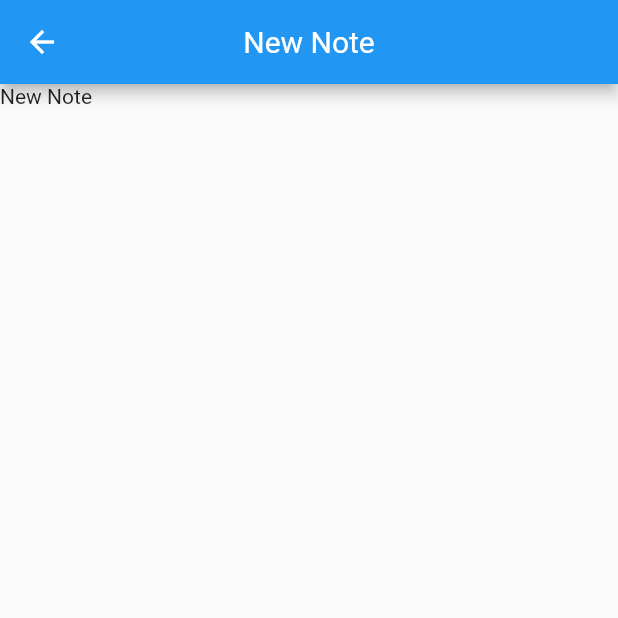
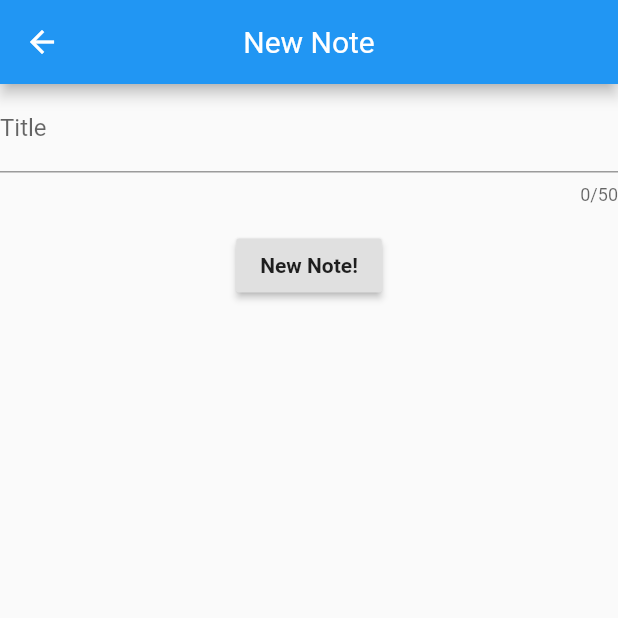
Before and after one commit to rish-0-0/notefy-flutter, a Flutter app: the screen it shows after launch, after a tap on the "add" icon, on a phone screen of 412 x 824 dp, the top half of it. Run offline on Flutter 3.47's test engine with Material 2 defaults, Android fonts, the phone set to English and light mode, and no system bars.

Commit message:
added a form in flutter  On branch master 	modified:   lib/main.dart 	modified:   lib/screens/new_note.dart

```diff
--- a/lib/main.dart
+++ b/lib/main.dart
@@ -86,7 +86,7 @@ class _MyHomePageState extends State<MyHomePage> {
         },
         tooltip: 'Increment',
         child: Icon(Icons.add),
-        backgroundColor: Colors.black,
+        backgroundColor: Colors.blue,
       ), // This trailing comma makes auto-formatting nicer for build methods.
     );
   }
--- a/lib/screens/new_note.dart
+++ b/lib/screens/new_note.dart
@@ -1,11 +1,6 @@
 import 'package:flutter/material.dart';
 
-class NewNote extends StatefulWidget {
-  @override
-  _NewNoteState createState() => _NewNoteState();
-}
-
-class _NewNoteState extends State<NewNote> {
+class NewNote extends StatelessWidget {
   @override
   Widget build(BuildContext context) {
     return Scaffold(
@@ -17,8 +12,50 @@ class _NewNoteState extends State<NewNote> {
         centerTitle: true,
       ),
       body: Column(
-        children: <Widget>[Text("New Note")],
+        children: <Widget>[NewNoteForm()],
       ),
     );
   }
 }
+
+class NewNoteForm extends StatefulWidget {
+  @override
+  _NewNoteFormState createState() => _NewNoteFormState();
+}
+
+class _NewNoteFormState extends State<NewNoteForm> {
+  final _formKey = GlobalKey<FormState>();
+  @override
+  Widget build(BuildContext context) {
+    return Form(
+      child: Column(
+        children: <Widget>[
+          TextFormField(
+            validator: (value) {
+              if (value.isEmpty) {
+                return "Title cannot be empty";
+              }
+              return null;
+            },
+            decoration: InputDecoration(
+              labelText: 'Title',
+              floatingLabelBehavior: FloatingLabelBehavior.auto,
+              // border: InputBorder.none,
+            ),
+            maxLength: 50,
+          ),
+          Padding(
+            padding: const EdgeInsets.symmetric(vertical: 16.0),
+            child: RaisedButton(
+              onPressed: () {},
+              child: Text(
+                'New Note!',
+                style: TextStyle(fontWeight: FontWeight.bold),
+              ),
+            ),
+          )
+        ],
+      ),
+    );
+  }
+}
```
